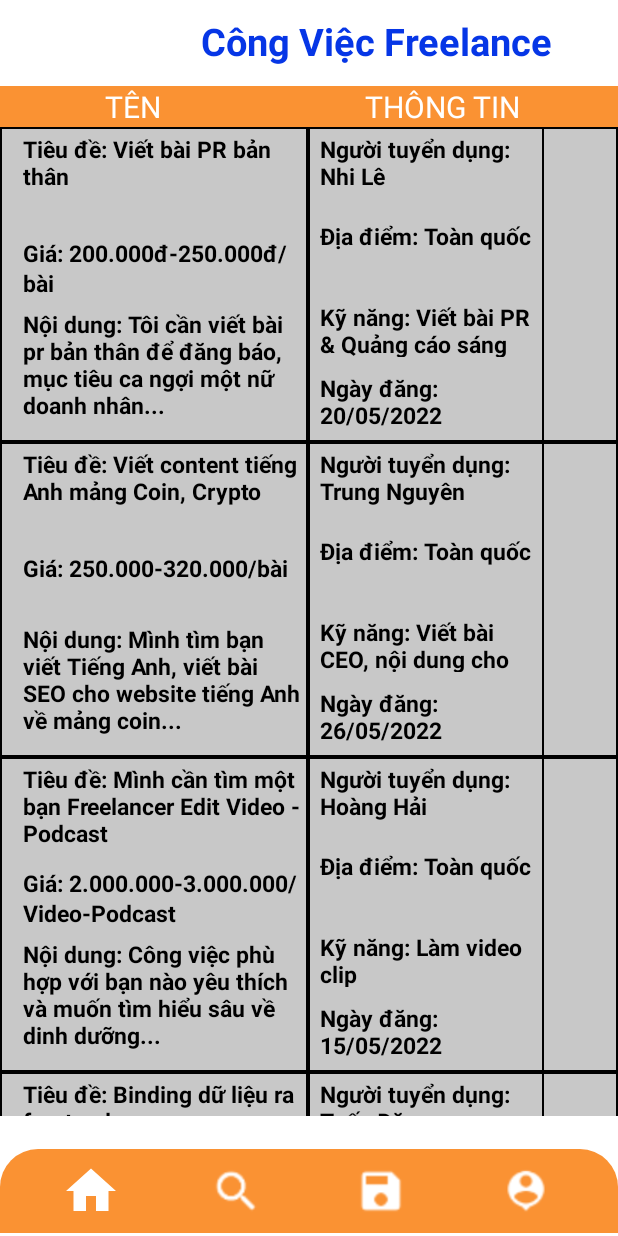
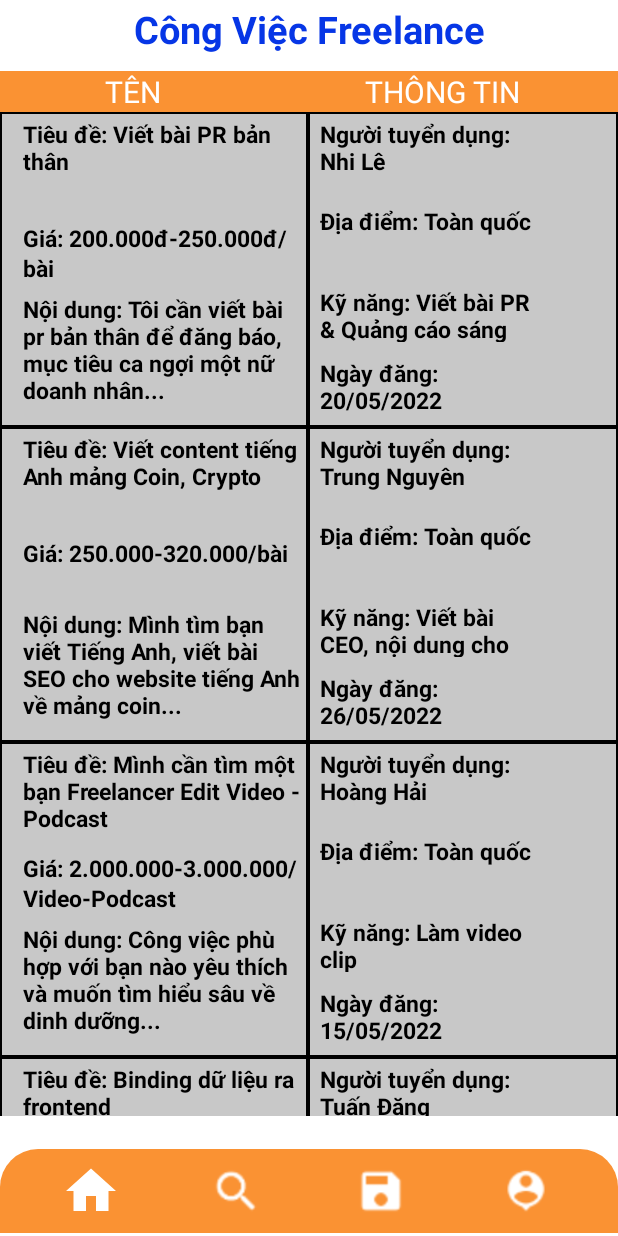
Before and after one commit to tuandm00/PJ_HCI_V3, an Android app: the screen it shows after launch (FreelancerMainActivity), on a phone screen of 412 x 824 dp. Run offline under Robolectric (Android 15) with nearby library versions, the phone set to English and light mode, and no system bars.

Commit message:
sua lai layout cb lam payment (Hy)

```diff
--- a/app/src/main/res/layout/activity_freelancer_main.xml
+++ b/app/src/main/res/layout/activity_freelancer_main.xml
@@ -13,13 +13,10 @@
 
     <TextView
         android:id="@+id/textView2"
-        android:layout_width="242dp"
+        android:layout_width="match_parent"
         android:layout_height="39dp"
+        android:gravity="center"
         android:layout_alignParentTop="true"
-        android:layout_alignParentEnd="true"
-        android:layout_centerVertical="true"
-        android:layout_marginTop="10dp"
-        android:layout_marginEnd="36dp"
         android:text="Công Việc Freelance"
         android:textColor="#0636E6"
         android:textSize="25sp"
--- a/app/src/main/res/layout/info_freelancer.xml
+++ b/app/src/main/res/layout/info_freelancer.xml
@@ -54,7 +54,7 @@
         </LinearLayout>
 
         <LinearLayout
-            android:layout_width="157dp"
+            android:layout_width="match_parent"
             android:layout_height="match_parent"
             android:layout_marginTop="0dp"
             android:background="@drawable/item_recycle"
```
